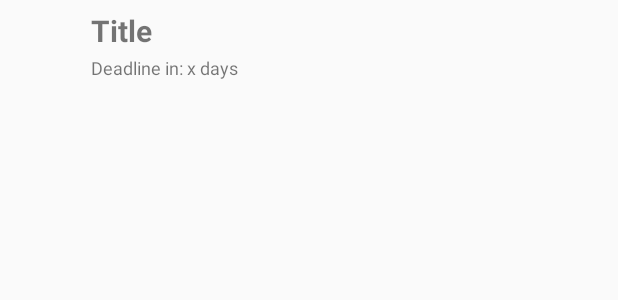
After one commit to laakko/juggernaul, an Android app: the layout layout_task_widget.xml on its own in the app's theme, with its tools: preview values and no code run, on a phone screen of 412 x 824 dp. The commit adds this screen. Shown: the top 300 px of the screen. Run offline under Robolectric (Android 15) with nearby library versions, the phone set to English and light mode, and no system bars.

Commit message:
Small updates to widget

```diff
--- a/juggernaul/app/src/main/java/com/aijat/juggernaul/ListTab.java
+++ b/juggernaul/app/src/main/java/com/aijat/juggernaul/ListTab.java
@@ -250,7 +250,7 @@
                             newTask.setScheduled(false);
                             TaskService.CreateNewTask(getActivity().getApplicationContext(), newTask);
                             refreshContent();
-                            updateWidget();
+
 
                             popup.dismiss();
                         }
@@ -696,6 +696,7 @@
             if(konfetti){
                 konfettiburst(getView());
             }
+            updateWidget();
 
         }
 
--- a/juggernaul/app/src/main/java/com/aijat/juggernaul/NewAppWidget.java
+++ b/juggernaul/app/src/main/java/com/aijat/juggernaul/NewAppWidget.java
@@ -56,21 +56,15 @@ public class NewAppWidget extends AppWidgetProvider {
             Log.i("touched:", Integer.toString(position));
 
 
+            // TODO Fix click to open item.
             /*
-            TaskArrayAdapter taskArrayAdapter = new TaskArrayAdapter(context, allTasks);
-            taskArrayAdapter.addAll(allTasks);
-
-            // Click event intent
-            int selectedTaskId = taskArrayAdapter.getItem(position).getId();
-            */
-
             wTaskList.clear();
             wTaskList = TaskService.GetAllNotDeletedTasks(context);
-
             int selectedTaskId = wTaskList.get(position).getId();
-            Intent intentTask = new Intent (context, TaskActivity.class);
+            */
+            Intent intentTask = new Intent (context, MainActivity.class);
             intentTask.setFlags (Intent.FLAG_ACTIVITY_NEW_TASK);
-            intentTask.putExtra("taskId", selectedTaskId);
+            //intentTask.putExtra("taskId", selectedTaskId);
             context.startActivity (intentTask);
 
         }
--- a/juggernaul/app/src/main/java/com/aijat/juggernaul/WidgetService.java
+++ b/juggernaul/app/src/main/java/com/aijat/juggernaul/WidgetService.java
@@ -134,7 +134,8 @@ class ListProvider implements RemoteViewsFactory {
         } else if (currentTask.getPriority() == MEDIUM) {
             remoteView.setTextColor(R.id.homeTaskTitle, Color.parseColor("#ffa726"));
         } else if (currentTask.getPriority() == HIGH) {
-            remoteView.setTextColor(R.id.homeTaskTitle, Color.parseColor("#bf360c"));
+           // remoteView.setTextColor(R.id.homeTaskTitle, Color.parseColor("#bf360c"));
+            remoteView.setTextColor(R.id.homeTaskTitle, Color.parseColor("#750c0c"));
         }
 
 
--- /dev/null
+++ b/juggernaul/app/src/main/res/layout/layout_task_widget.xml
@@ -0,0 +1,71 @@
+<?xml version="1.0" encoding="utf-8"?>
+<LinearLayout xmlns:android="http://schemas.android.com/apk/res/android"
+    xmlns:app="http://schemas.android.com/apk/res-auto"
+    android:layout_width="match_parent"
+    android:layout_height="match_parent"
+    android:orientation="horizontal"
+    android:background="?android:attr/activatedBackgroundIndicator"
+    android:padding="5dp">
+
+    <LinearLayout
+        android:layout_width="match_parent"
+        android:layout_height="50dp"
+        android:orientation="horizontal">
+
+        <LinearLayout
+            android:layout_width="50dp"
+            android:layout_height="match_parent"
+            android:layout_marginRight="5dp"
+            android:orientation="vertical">
+
+
+        </LinearLayout>
+
+        <LinearLayout xmlns:android="http://schemas.android.com/apk/res/android"
+            xmlns:app="http://schemas.android.com/apk/res-auto"
+            android:layout_width="0dp"
+            android:layout_weight="1"
+            android:layout_height="match_parent"
+            android:orientation="vertical">
+
+            <TextView
+                android:id="@+id/listTaskTitle"
+                android:layout_width="match_parent"
+                android:layout_height="30dp"
+                android:text="Title"
+                android:textSize="20sp"
+                android:textStyle="bold"
+                android:gravity="center_vertical" />
+
+            <LinearLayout xmlns:android="http://schemas.android.com/apk/res/android"
+                xmlns:app="http://schemas.android.com/apk/res-auto"
+                android:layout_width="match_parent"
+                android:layout_height="match_parent"
+                android:orientation="horizontal">
+
+                <TextView
+                    android:id="@+id/listTaskDeadline"
+                    android:layout_width="match_parent"
+                    android:layout_height="match_parent"
+                    android:text="Deadline in: x days"
+                    android:gravity="center_vertical"
+                    android:textSize="12sp" />
+
+                <TextView
+                    android:id="@+id/listTaskCategory"
+                    android:layout_width="match_parent"
+                    android:layout_height="match_parent"
+                    android:layout_weight="1"
+                    android:gravity="center"
+                    android:text="Category"
+                    android:textSize="12sp"
+                    android:textStyle="bold" />
+            </LinearLayout>
+        </LinearLayout>
+        <ImageView
+            android:id="@+id/listTaskStatus"
+            android:layout_width="50dp"
+            android:layout_height="50dp"
+            android:layout_gravity="center" />
+    </LinearLayout>
+</LinearLayout>
--- a/juggernaul/app/src/main/res/layout/new_app_widget.xml
+++ b/juggernaul/app/src/main/res/layout/new_app_widget.xml
@@ -18,7 +18,7 @@
             android:layout_width="200dp"
             android:layout_height="30dp"
             android:layout_weight="1"
-            android:text=" ToDo:"
+            android:text=" Your Tasks:"
             android:textAlignment="center"
             android:textSize="22sp"
             android:textStyle="bold" />
--- a/juggernaul/app/src/main/res/values/colors.xml
+++ b/juggernaul/app/src/main/res/values/colors.xml
@@ -3,6 +3,6 @@
     <color name="colorPrimary">#445878</color>
     <color name="colorPrimaryDark">#31353d</color>
     <color name="colorAccent">#92CDCF</color>
-    <color name="colorTransparentAccent">#8092CDCF</color>
-    <color name="colorTransparentPrimary">#80445878</color>
+    <color name="colorTransparentAccent">#9092CDCF</color>
+    <color name="colorTransparentPrimary">#85445878</color>
 </resources>
```
